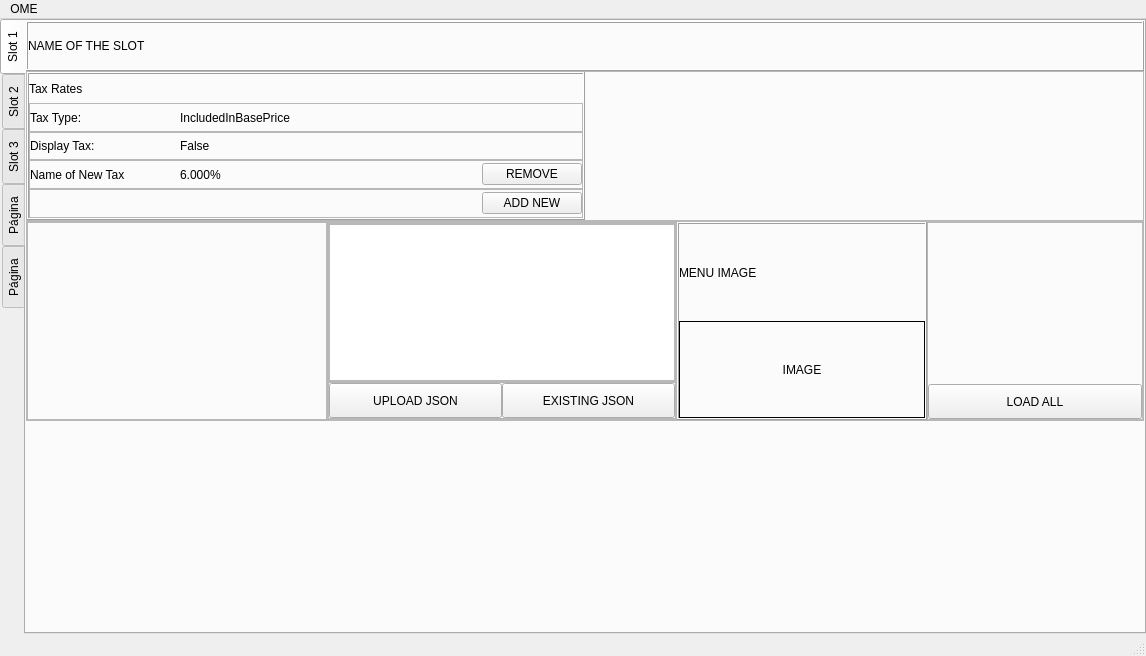
The window that form.ui (FranciscoAndreoli/OfflineMenuEditor) describes before a commit, drawn with Qt 5.
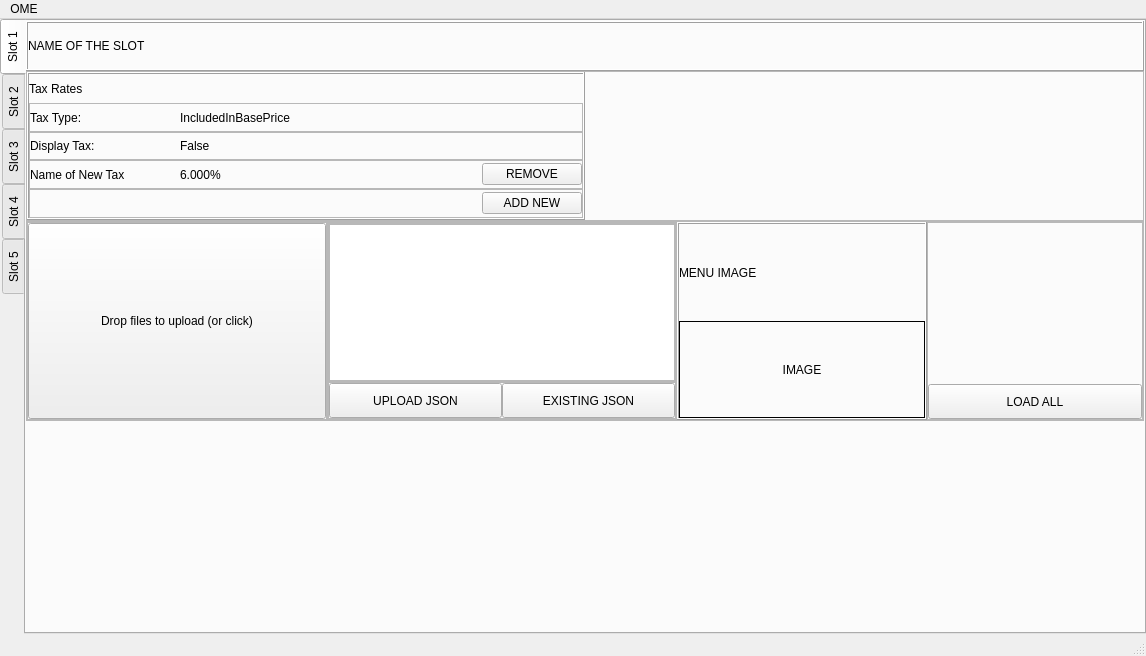
The same window after the commit. The open tabs and pages were chosen to show the change. Custom widgets are drawn as their Qt base class.

Commit message: finish adding drag & drop functionality

Patch:
```diff
--- a/form.ui
+++ b/form.ui
@@ -524,7 +524,21 @@
              <property name="frameShadow">
               <enum>QFrame::Raised</enum>
              </property>
-             <layout class="QHBoxLayout" name="horizontalLayout_3"/>
+             <layout class="QHBoxLayout" name="horizontalLayout_3">
+              <item>
+               <widget class="DragDrop" name="buttonDrop">
+                <property name="sizePolicy">
+                 <sizepolicy hsizetype="Minimum" vsizetype="Preferred">
+                  <horstretch>0</horstretch>
+                  <verstretch>0</verstretch>
+                 </sizepolicy>
+                </property>
+                <property name="text">
+                 <string>Drop files to upload (or click)</string>
+                </property>
+               </widget>
+              </item>
+             </layout>
             </widget>
            </item>
            <item>
@@ -2068,7 +2082,7 @@
       </widget>
       <widget class="QWidget" name="slot4">
        <attribute name="title">
-        <string>Página</string>
+        <string>Slot 4</string>
        </attribute>
        <layout class="QVBoxLayout" name="verticalLayout_5">
         <item>
@@ -2744,7 +2758,7 @@
       </widget>
       <widget class="QWidget" name="slot5">
        <attribute name="title">
-        <string>Página</string>
+        <string>Slot 5</string>
        </attribute>
        <layout class="QVBoxLayout" name="verticalLayout_6">
         <item>
@@ -3441,6 +3455,13 @@
   <widget class="QStatusBar" name="statusbar"/>
  </widget>
  <layoutdefault spacing="0" margin="0"/>
+ <customwidgets>
+  <customwidget>
+   <class>DragDrop</class>
+   <extends>QPushButton</extends>
+   <header>DragDrop.h</header>
+  </customwidget>
+ </customwidgets>
  <resources/>
  <connections/>
 </ui>
```
Left out of the diff: 68 changed lines with no effect on the pictures. The commit also changes 4 other files.
